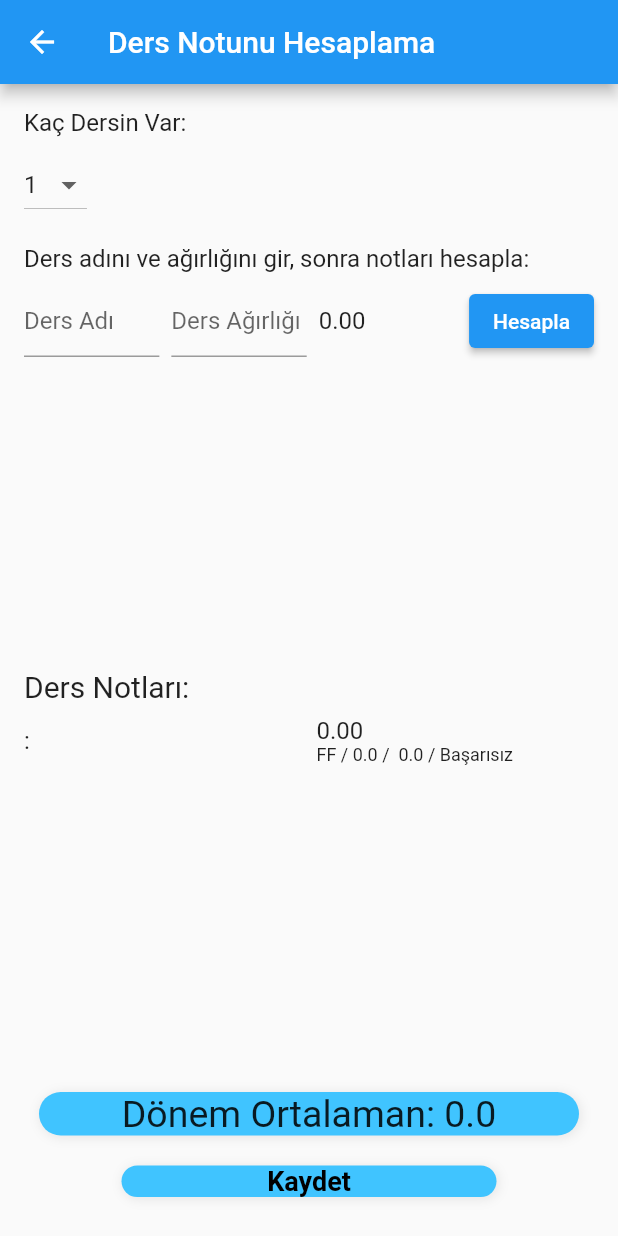
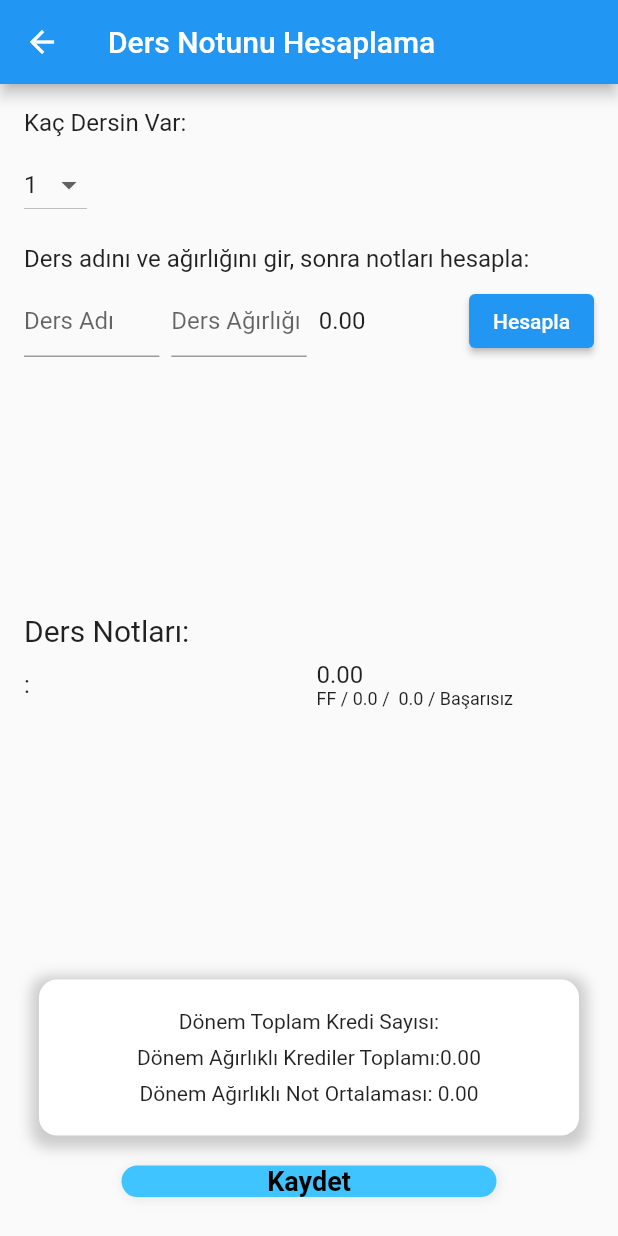
Before and after one commit to OmerYasirOnal/University-Grade-Calculator-App---Flutter, a Flutter app: the LessonGradeCalculator screen opened directly with empty values, on a phone screen of 412 x 824 dp. Run offline on Flutter 3.47's test engine with Material 2 defaults, Android fonts, the phone set to English and light mode, and no system bars; our stand-ins replace cloud_firestore, firebase_auth, firebase_core, get; accounts and stored records are empty.

Commit message:
Known bugs fixed

```diff
--- a/MyGradeCalculation/grade_calculator/lib/calculation/calculateTotalGrade.dart
+++ b/MyGradeCalculation/grade_calculator/lib/calculation/calculateTotalGrade.dart
@@ -66,6 +66,22 @@ class CalculateTotal {
     return totalWeight > 0 ? weightedSum / totalWeight : 0;
   }
 
+  double calculateSemesterAverage(List<LessonGrade> lessonGrades) {
+    double totalGradePoints = 0.0; // toplam not puanları
+    double totalCredits = 0.0; // toplam kredi saatler
+
+    for (var grade in lessonGrades) {
+      totalGradePoints += getScore(getLetterGrade(grade.grade!)) *
+          grade.weight; // not puanı = not * kredi saati
+      totalCredits += grade.weight; // toplam kredi saatlerini güncelle
+    }
+
+    // dönem ortalaması = toplam not puanları / toplam kredi saatler
+    double semesterAverage = totalGradePoints / totalCredits;
+
+    return semesterAverage;
+  }
+
   String getStatus(String letterGrade) {
     if (letterGrade == 'AA' ||
         letterGrade == 'BA' ||
--- a/MyGradeCalculation/grade_calculator/lib/controllers/auth_controller.dart
+++ b/MyGradeCalculation/grade_calculator/lib/controllers/auth_controller.dart
@@ -5,7 +5,7 @@ import 'package:flutter/material.dart';
 import 'package:get/get.dart';
 
 import '../view/authPages/login_page.dart';
-import '../view/authPages/welcome_page.dart';
+import '../view/welcome_page.dart';
 
 class AuthController extends GetxController {
   static AuthController instance = Get.find();
--- a/MyGradeCalculation/grade_calculator/lib/myWidgets/lessonGradeCalculatorPageWidgets/myGradesAverageWidget.dart
+++ b/MyGradeCalculation/grade_calculator/lib/myWidgets/lessonGradeCalculatorPageWidgets/myGradesAverageWidget.dart
@@ -1,35 +1,48 @@
-import 'package:flutter/cupertino.dart';
-
-import '../../constants/constants.dart';
+import 'package:flutter/material.dart';
 
 class myGradesAverageWidget extends StatelessWidget {
-  myGradesAverageWidget({
-    super.key,
-    required double average,
-  }) : _average = average;
+  final double average;
+  final double credit;
 
-  final double _average;
+  const myGradesAverageWidget({
+    Key? key,
+    required this.average,
+    required this.credit,
+  }) : super(key: key);
 
   @override
   Widget build(BuildContext context) {
-    final text = '$_average';
+    final theme = Theme.of(context);
+    final textTheme = theme.textTheme;
     return Center(
       child: Container(
-        margin: EdgeInsets.all(10),
+        margin: const EdgeInsets.all(10),
+        padding: const EdgeInsets.all(20),
         alignment: Alignment.center,
-        width: double.infinity,
-        decoration: MyBoxDecoration(),
-        child: Row(
-          mainAxisAlignment: MainAxisAlignment.center,
+        decoration: BoxDecoration(
+          color: theme.colorScheme.surface,
+          borderRadius: BorderRadius.circular(12),
+          boxShadow: [
+            BoxShadow(
+              color: Colors.grey.withOpacity(0.5),
+              spreadRadius: 5,
+              blurRadius: 7,
+              offset: Offset(0, 3),
+            ),
+          ],
+        ),
+        child: Column(
           children: [
-            const Text(
-              'Dönem Ortalaman: ',
-              style: TextStyle(fontSize: 25.0),
+            Text('Dönem Toplam Kredi Sayısı:'),
+            Padding(
+              padding: const EdgeInsets.all(8.0),
+              child: Text(
+                'Dönem Ağırlıklı Krediler Toplamı:${credit.toStringAsFixed(2)}',
+              ),
             ),
             Text(
-              text.length > 4 ? '${text.substring(0, 4)}..' : text,
-              style: const TextStyle(fontSize: 25.0),
-            )
+              'Dönem Ağırlıklı Not Ortalaması: ${average.toStringAsFixed(2)}',
+            ),
           ],
         ),
       ),
--- a/MyGradeCalculation/grade_calculator/lib/myWidgets/welcomePageWidgets/myCalculatorButtonWidget.dart
+++ b/MyGradeCalculation/grade_calculator/lib/myWidgets/welcomePageWidgets/myCalculatorButtonWidget.dart
@@ -1,7 +1,7 @@
 import 'package:flutter/material.dart';
 import 'package:get/get.dart';
 
-import '../../view/authPages/welcome_page.dart';
+import '../../view/welcome_page.dart';
 import '../../view/lessonGradeCalculator_Page.dart';
 
 class myCalculatorButtonWidget extends StatelessWidget {
--- a/MyGradeCalculation/grade_calculator/lib/view/lessonGradeCalculator_Page.dart
+++ b/MyGradeCalculation/grade_calculator/lib/view/lessonGradeCalculator_Page.dart
@@ -62,8 +62,6 @@ class _LessonGradeCalculatorState extends State<LessonGradeCalculator> {
   final CalculateTotal _calculateTotal = CalculateTotal();
   final FirebaseFirestore firestore = FirebaseFirestore.instance;
 
-  double _average = 0.0;
-
   int numberOfLessons = 1;
   List<LessonGrade> lessonGrades = [
     LessonGrade('', 0.0, 1.0)
@@ -80,8 +78,17 @@ class _LessonGradeCalculatorState extends State<LessonGradeCalculator> {
 
   @override
   Widget build(BuildContext context) {
-    _average = _calculateTotal.calculateAverageOfGrade(numberOfLessons,
-        lessonGrades); // your method will need to be adjusted to take weights into account
+    double _average = 0.0;
+    double totalCredit = 0;
+
+    _average = _calculateTotal.calculateSemesterAverage(lessonGrades);
+    // Calculate totalCredit
+    for (var grade in lessonGrades) {
+      final score = _calculateTotal
+          .getScore(_calculateTotal.getLetterGrade(grade.grade!));
+      totalCredit += _calculateTotal.getCredits(score, grade.weight);
+    }
+    // your method will need to be adjusted to take weights into account
     return Scaffold(
       appBar: AppBar(
         title: const Text('Ders Notunu Hesaplama'),
@@ -132,7 +139,9 @@ class _LessonGradeCalculatorState extends State<LessonGradeCalculator> {
                               hintText: 'Ders Adı',
                             ),
                             onChanged: (value) {
-                              lessonGrades[index].name = value;
+                              setState(() {
+                                lessonGrades[index].name = value;
+                              });
                             },
                           ),
                         ),
@@ -185,6 +194,7 @@ class _LessonGradeCalculatorState extends State<LessonGradeCalculator> {
                   final status = _calculateTotal.getStatus(letterGrade);
                   final credit = _calculateTotal.getCredits(
                       score, lessonGrades[index].weight);
+
                   return Row(
                     children: [
                       Expanded(
@@ -206,7 +216,10 @@ class _LessonGradeCalculatorState extends State<LessonGradeCalculator> {
                 },
               ),
             ),
-            myGradesAverageWidget(average: _average),
+            myGradesAverageWidget(
+              average: _average,
+              credit: totalCredit,
+            ),
             myRecordButtonWidget(
                 uid: uid, selectedTerm: _selectedTerm, average: _average),
           ],
--- a/MyGradeCalculation/grade_calculator/lib/view/authPages/welcome_page.dart
+++ b/MyGradeCalculation/grade_calculator/lib/view/welcome_page.dart
@@ -2,12 +2,9 @@ import 'package:cloud_firestore/cloud_firestore.dart';
 import 'package:flutter/material.dart';
 import 'package:grade_calculator/constants/constants.dart';
 
-import '../../NavBar.dart';
-import '../../crudOperations/crud_operations.dart';
-import '../../myWidgets/welcomePageWidgets/myCalculatorButtonWidget.dart';
-import '../../myWidgets/welcomePageWidgets/myExitButtonWidget.dart';
-import '../../myWidgets/welcomePageWidgets/myHistoryGradesWidget.dart';
-import '../../myWidgets/welcomePageWidgets/myWelcomePageWidget.dart';
+import '../NavBar.dart';
+import '../myWidgets/welcomePageWidgets/myCalculatorButtonWidget.dart';
+import '../myWidgets/welcomePageWidgets/myHistoryGradesWidget.dart';
 
 class WelcomePage extends StatefulWidget {
   String uid;
@@ -60,6 +57,11 @@ class _WelcomePageState extends State<WelcomePage> {
               body: SafeArea(
                 child: Column(
                   children: [
+                    Padding(
+                      padding: const EdgeInsets.all(10.0),
+                      child: Text("Geçmiş Dönemler",
+                          style: TextStyle(fontSize: 20)),
+                    ),
                     Expanded(
                       child: SingleChildScrollView(
                         child: Padding(
--- a/MyGradeCalculation/grade_calculator/pubspec.yaml
+++ b/MyGradeCalculation/grade_calculator/pubspec.yaml
@@ -47,8 +47,6 @@ dev_dependencies:
   flutter_test:
     sdk: flutter
 
-  horizontal_picker: any
-  LineAwesomeIcons: any
 
   # The "flutter_lints" package below contains a set of recommended lints to
   # encourage good coding practices. The lint set provided by the package is
```
